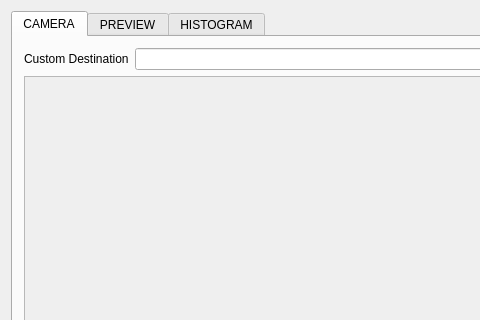
This is qtExamples/QtFaceRecognition/widget.ui in DarkSector/qt-project as Qt 5 draws it before an edit; both pictures show x 0 to 480 and y 0 to 320 of the 737 by 521 pixel window. The edited form follows.
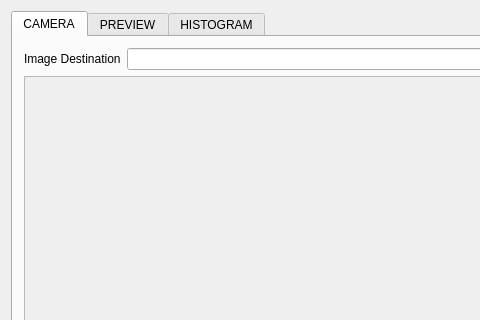
This is the edited form.

Diff of the .ui file:
```diff
--- a/qtExamples/QtFaceRecognition/widget.ui
+++ b/qtExamples/QtFaceRecognition/widget.ui
@@ -29,7 +29,7 @@
          <item>
           <widget class="QLabel" name="imageDestinationField">
            <property name="text">
-            <string>Custom Destination</string>
+            <string>Image Destination</string>
            </property>
           </widget>
          </item>
```
